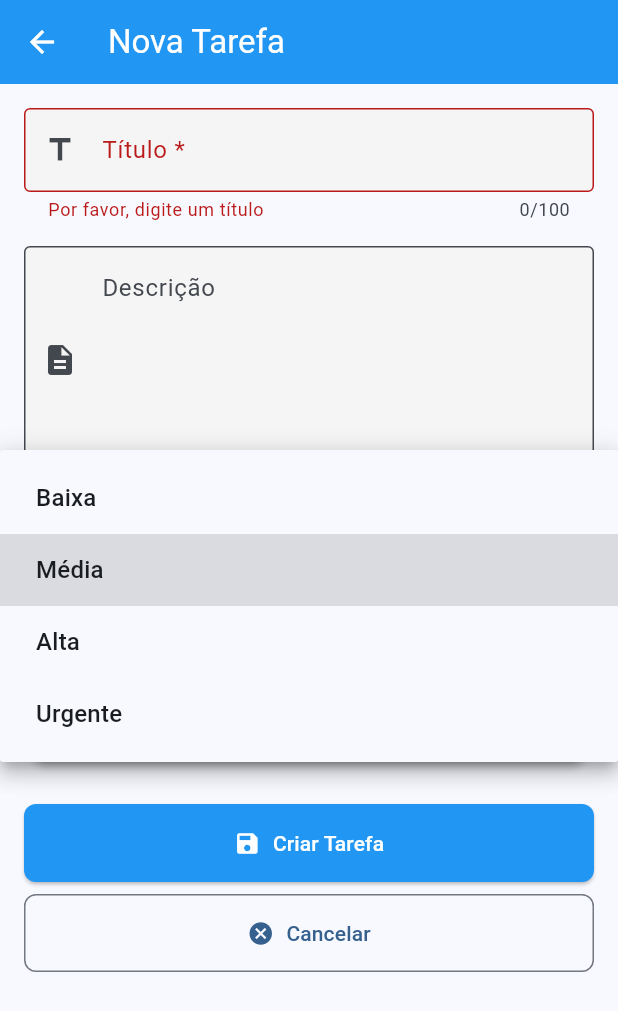
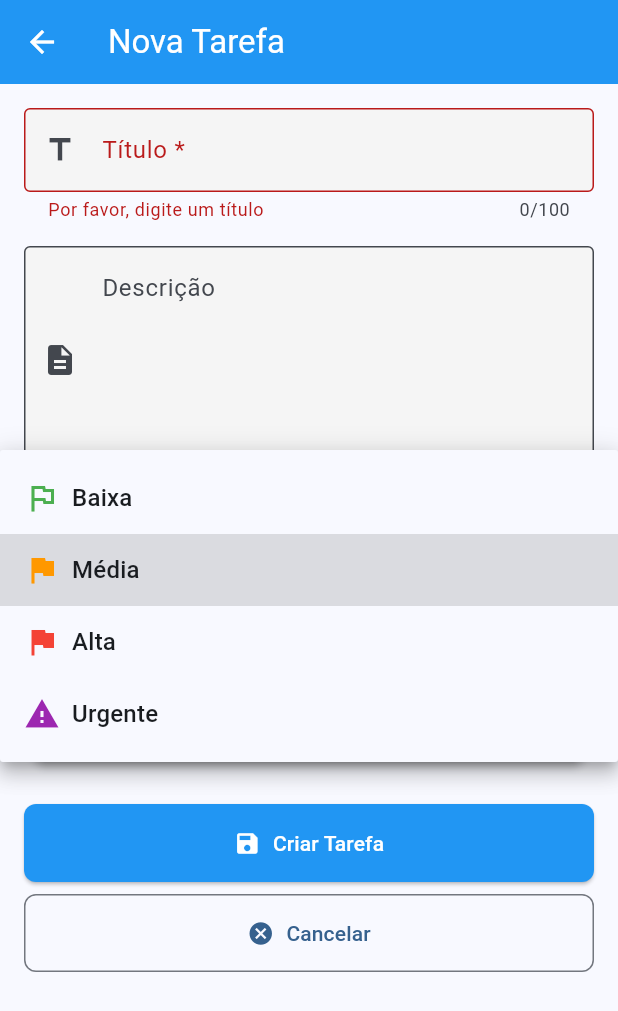
Before and after one commit to JoaoYM/lab_aplicacoes_distribuidas_puc, a Flutter app: the TaskFormScreen screen opened directly, after a tap on "Criar Tarefa", after a tap on "Média", on a phone screen of 412 x 824 dp. Shown: the top 1011 px of the screen. Run offline on Flutter 3.47's test engine with Material 3 defaults, Android fonts, the phone set to English and light mode, and no system bars.

Commit message:
style: enhance priority visual indicators in task form
- Implement _getPriorityIcon helper method for dropdown items
- Use priority-specific colors and icons in dropdown menu
- Maintain type safety with Priority enum throughout form
- Improve user experience with consistent visual feedback

```diff
--- a/Flutter/task_manager/lib/screens/task_form_screen.dart
+++ b/Flutter/task_manager/lib/screens/task_form_screen.dart
@@ -3,7 +3,7 @@ import '../models/task.dart';
 import '../services/database_service.dart';
 
 class TaskFormScreen extends StatefulWidget {
-  final Task? task; // null = criar novo, não-null = editar
+  final Task? task;
 
   const TaskFormScreen({super.key, this.task});
 
@@ -24,7 +24,6 @@ class _TaskFormScreenState extends State<TaskFormScreen> {
   void initState() {
     super.initState();
 
-    // Se estiver editando, preencher campos
     if (widget.task != null) {
       _titleController.text = widget.task!.title;
       _descriptionController.text = widget.task!.description;
@@ -49,7 +48,6 @@ class _TaskFormScreenState extends State<TaskFormScreen> {
 
     try {
       if (widget.task == null) {
-        // Criar nova tarefa
         final newTask = Task(
           title: _titleController.text.trim(),
           description: _descriptionController.text.trim(),
@@ -68,7 +66,6 @@ class _TaskFormScreenState extends State<TaskFormScreen> {
           );
         }
       } else {
-        // Atualizar tarefa existente
         final updatedTask = widget.task!.copyWith(
           title: _titleController.text.trim(),
           description: _descriptionController.text.trim(),
@@ -89,7 +86,7 @@ class _TaskFormScreenState extends State<TaskFormScreen> {
       }
 
       if (mounted) {
-        Navigator.pop(context, true); // Retorna true = sucesso
+        Navigator.pop(context, true);
       }
     } catch (e) {
       if (mounted) {
@@ -104,6 +101,20 @@ class _TaskFormScreenState extends State<TaskFormScreen> {
       if (mounted) {
         setState(() => _isLoading = false);
       }
+    }
+  }
+
+  // Método auxiliar para obter o ícone baseado na prioridade
+  Icon _getPriorityIcon(Priority priority) {
+    switch (priority) {
+      case Priority.low:
+        return const Icon(Icons.flag_outlined, color: Colors.green);
+      case Priority.medium:
+        return const Icon(Icons.flag, color: Colors.orange);
+      case Priority.high:
+        return const Icon(Icons.flag, color: Colors.red);
+      case Priority.urgent:
+        return const Icon(Icons.warning, color: Colors.purple);
     }
   }
 
@@ -167,7 +178,7 @@ class _TaskFormScreenState extends State<TaskFormScreen> {
 
                     const SizedBox(height: 16),
 
-                    // Dropdown de Prioridade (Atualizado para usar Priority enum)
+                    // Dropdown de Prioridade
                     DropdownButtonFormField<Priority>(
                       value: _priority,
                       decoration: const InputDecoration(
@@ -180,7 +191,7 @@ class _TaskFormScreenState extends State<TaskFormScreen> {
                           value: priority,
                           child: Row(
                             children: [
-                              // Icon(priority.icon, color: priority.color),
+                              _getPriorityIcon(priority),
                               const SizedBox(width: 8),
                               Text(priority.displayName),
                             ],
```
